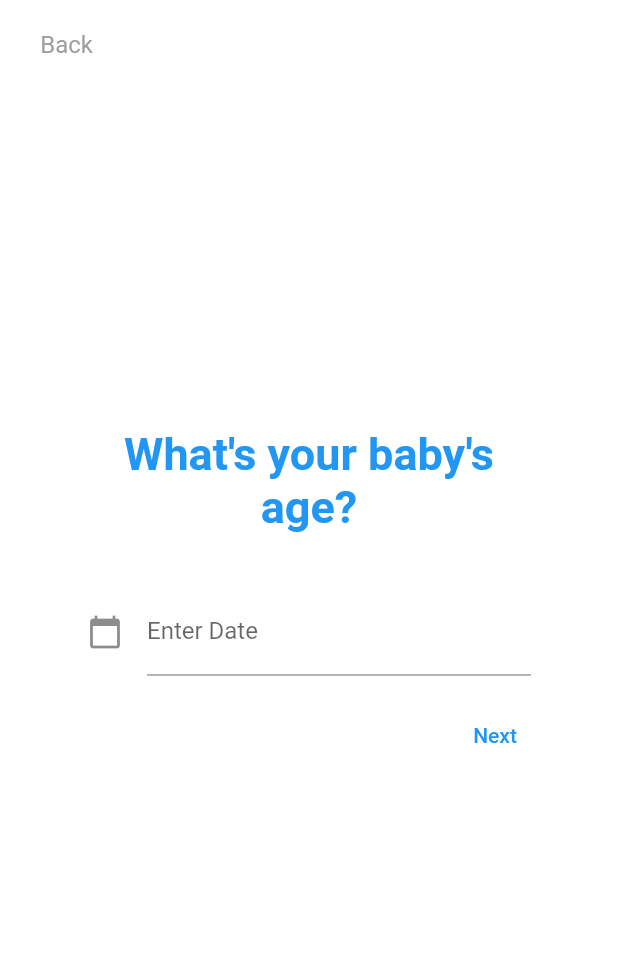
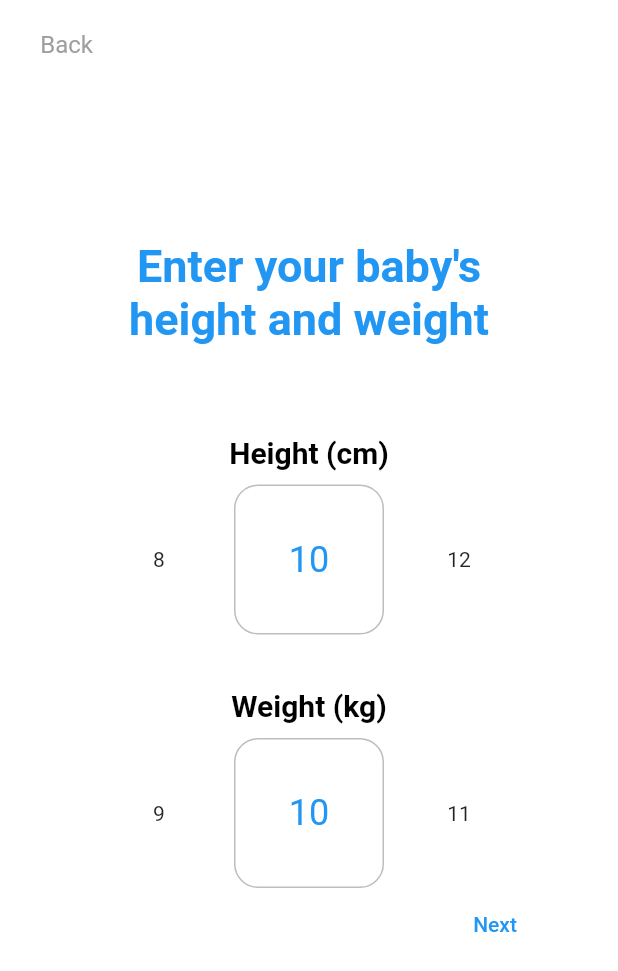
Before and after one commit to magichampz/little-bytes, a Flutter app: the BabyDOB screen opened directly, after a tap on "Next", on a phone screen of 412 x 824 dp. Shown: the top 971 px of the screen. Run offline on Flutter 3.47's test engine with Material 2 defaults, Android fonts, the phone set to English and light mode, and no system bars; drawn by our look-alikes of numberpicker; our stand-ins replace animated_bottom_navigation_bar, page_transition.

Commit message:
added height and weight page

```diff
--- a/lib/ui/screens/birthday_question.dart
+++ b/lib/ui/screens/birthday_question.dart
@@ -1,6 +1,8 @@
 import 'package:flutter/material.dart';
 import 'package:flutter/src/widgets/framework.dart';
 import 'package:flutter/src/widgets/placeholder.dart';
+import 'package:flutter_onboarding/ui/screens/heightweight_question.dart';
+import 'package:flutter_onboarding/ui/screens/name_question.dart';
 import 'package:intl/intl.dart';
 
 class BabyDOB extends StatefulWidget {
@@ -14,8 +16,8 @@ class _BabyDOBState extends State<BabyDOB> {
   TextEditingController editingController = TextEditingController();
   TextEditingController dateInput = TextEditingController();
 
-  String? name;
-  String? entry;
+  String? dob;
+  late String? formattedDate;
 
   @override
   Widget build(BuildContext context) {
@@ -81,16 +83,16 @@ class _BabyDOBState extends State<BabyDOB> {
                       lastDate: DateTime(2100));
 
                   if (pickedDate != null) {
-                    print(
-                        pickedDate); //pickedDate output format => 2021-03-10 00:00:00.000
+                    print(pickedDate); //pickedDate output format
                     String formattedDate =
                         DateFormat('yyyy-MM-dd').format(pickedDate);
                     print(
-                        formattedDate); //formatted date output using intl package =>  2021-03-16
+                        formattedDate); //formatted date output using intl package
                     setState(() {
                       dateInput.text =
                           formattedDate; //set output date to TextField value.
                     });
+                    dob = dateInput.text;
                   } else {}
                 },
               ),
@@ -104,28 +106,19 @@ class _BabyDOBState extends State<BabyDOB> {
                         MaterialStateProperty.all<Color>(Colors.blue),
                   ),
                   onPressed: () {
-                    if (entry != null) {
-                      if (entry != '') {
-                        print("current value is $entry");
-                        setState(() {
-                          name = editingController.text;
-                        });
-                      }
+                    if (dateInput.text != null) {
+                      //print("current date is $dob");
+                      Navigator.push(
+                        context,
+                        MaterialPageRoute(
+                            builder: (context) => const HeightWeight()),
+                      );
                     }
                   },
                   child: Text('Next'),
                 ),
               ],
             ),
-            // Text( //debuging to check whether variable name is stored properly
-            //   "name is $name",
-            //   textAlign: TextAlign.center,
-            //   style: TextStyle(
-            //     color: Colors.black,
-            //     fontSize: 10,
-            //     fontWeight: FontWeight.bold,
-            //   ),
-            // ),
           ],
         ),
       ),
--- /dev/null
+++ b/lib/ui/screens/heightweight_question.dart
@@ -0,0 +1,236 @@
+import 'package:flutter/material.dart';
+import 'package:flutter/src/widgets/framework.dart';
+import 'package:flutter/src/widgets/placeholder.dart';
+import 'package:flutter_onboarding/ui/screens/birthday_question.dart';
+import 'package:numberpicker/numberpicker.dart';
+
+class HeightWeight extends StatefulWidget {
+  const HeightWeight({super.key});
+
+  @override
+  State<HeightWeight> createState() => _HeightWeightState();
+}
+
+class _HeightWeightState extends State<HeightWeight> {
+  int? height;
+  int? weight;
+  int _currentHeightValue = 10;
+  int _currentWeightValue = 10;
+
+  @override
+  Widget build(BuildContext context) {
+    return Scaffold(
+      appBar: AppBar(
+        elevation: 0.0,
+        backgroundColor: Colors.white,
+        actions: [
+          Padding(
+            padding: EdgeInsets.only(right: 350, top: 20),
+            child: InkWell(
+              onTap: () {
+                Navigator.pop(context);
+              }, //to login screen. We will update later
+              child: const Text(
+                'Back',
+                style: TextStyle(
+                  color: Colors.grey,
+                  fontSize: 16.0,
+                  fontWeight: FontWeight.w400,
+                ),
+              ),
+            ),
+          )
+        ],
+      ),
+      body: Container(
+        color: Colors.white,
+        padding: const EdgeInsets.only(left: 50, right: 50, bottom: 80),
+        child: Column(
+          mainAxisAlignment: MainAxisAlignment.center,
+          crossAxisAlignment: CrossAxisAlignment.center,
+          children: <Widget>[
+            const Text(
+              "Enter your baby's height and weight",
+              textAlign: TextAlign.center,
+              style: TextStyle(
+                color: Colors.blue,
+                fontSize: 30,
+                fontWeight: FontWeight.bold,
+              ),
+            ),
+            const SizedBox(
+              height: 60,
+            ),
+            const Text(
+              "Height (cm)",
+              textAlign: TextAlign.center,
+              style: TextStyle(
+                color: Colors.black,
+                fontSize: 20,
+                fontWeight: FontWeight.bold,
+              ),
+            ),
+            const SizedBox(
+              height: 10,
+            ),
+            NumberPicker(
+              value: _currentHeightValue,
+              minValue: 0,
+              maxValue: 100,
+              step: 2,
+              itemHeight: 100,
+              axis: Axis.horizontal,
+              onChanged: (value) => setState(() => _currentHeightValue = value),
+              decoration: BoxDecoration(
+                borderRadius: BorderRadius.circular(16),
+                border: Border.all(color: Colors.black26),
+              ),
+            ),
+            SizedBox(height: 16),
+            const SizedBox(
+              height: 20,
+            ),
+            const Text(
+              "Weight (kg)",
+              textAlign: TextAlign.center,
+              style: TextStyle(
+                color: Colors.black,
+                fontSize: 20,
+                fontWeight: FontWeight.bold,
+              ),
+            ),
+            const SizedBox(
+              height: 10,
+            ),
+            NumberPicker(
+              value: _currentWeightValue,
+              minValue: 0,
+              maxValue: 20,
+              step: 1,
+              itemHeight: 100,
+              axis: Axis.horizontal,
+              onChanged: (value) => setState(() => _currentWeightValue = value),
+              decoration: BoxDecoration(
+                borderRadius: BorderRadius.circular(16),
+                border: Border.all(color: Colors.black26),
+              ),
+            ),
+
+            Row(
+              mainAxisAlignment: MainAxisAlignment.end,
+              children: [
+                TextButton(
+                  style: ButtonStyle(
+                    foregroundColor:
+                        MaterialStateProperty.all<Color>(Colors.blue),
+                  ),
+                  onPressed: () {
+                    print(" height: $height, weight: $weight");
+                    setState(() {
+                      height = _currentHeightValue;
+                      weight = _currentWeightValue;
+                    });
+                    // Navigator.push(
+                    //   context,
+                    //   MaterialPageRoute(builder: (context) => const BabyDOB()),
+                    // );
+                  },
+                  child: Text('Next'),
+                ),
+              ],
+            ),
+            // Text( //debuging to check whether variable name is stored properly
+            //   "name is $name",
+            //   textAlign: TextAlign.center,
+            //   style: TextStyle(
+            //     color: Colors.black,
+            //     fontSize: 10,
+            //     fontWeight: FontWeight.bold,
+            //   ),
+            // ),
+          ],
+        ),
+      ),
+    );
+  }
+}
+
+// class __IntegerExampleState extends State<_IntegerExample> {
+//   int _currentIntValue = 10;
+//   int _currentHeightValue = 10;
+
+//   @override
+//   Widget build(BuildContext context) {
+//     return Column(
+//       children: <Widget>[
+//         SizedBox(height: 16),
+//         Text('Default', style: Theme.of(context).textTheme.headline6),
+//         NumberPicker(
+//           value: _currentIntValue,
+//           minValue: 0,
+//           maxValue: 100,
+//           step: 10,
+//           haptics: true,
+//           onChanged: (value) => setState(() => _currentIntValue = value),
+//         ),
+//         SizedBox(height: 32),
+//         Row(
+//           mainAxisAlignment: MainAxisAlignment.center,
+//           children: [
+//             IconButton(
+//               icon: Icon(Icons.remove),
+//               onPressed: () => setState(() {
+//                 final newValue = _currentIntValue - 10;
+//                 _currentIntValue = newValue.clamp(0, 100);
+//               }),
+//             ),
+//             Text('Current int value: $_currentIntValue'),
+//             IconButton(
+//               icon: Icon(Icons.add),
+//               onPressed: () => setState(() {
+//                 final newValue = _currentIntValue + 20;
+//                 _currentIntValue = newValue.clamp(0, 100);
+//               }),
+//             ),
+//           ],
+//         ),
+//         Divider(color: Colors.grey, height: 32),
+//         SizedBox(height: 16),
+//         Text('Horizontal', style: Theme.of(context).textTheme.headline6),
+//         NumberPicker(
+//           value: _currentHeightValue,
+//           minValue: 0,
+//           maxValue: 100,
+//           step: 10,
+//           itemHeight: 100,
+//           axis: Axis.horizontal,
+//           onChanged: (value) => setState(() => _currentHeightValue = value),
+//           decoration: BoxDecoration(
+//             borderRadius: BorderRadius.circular(16),
+//             border: Border.all(color: Colors.black26),
+//           ),
+//         ),
+//         Row(
+//           mainAxisAlignment: MainAxisAlignment.center,
+//           children: [
+//             IconButton(
+//               icon: Icon(Icons.remove),
+//               onPressed: () => setState(() {
+//                 final newValue = _currentHeightValue - 10;
+//                 _currentHeightValue = newValue.clamp(0, 100);
+//               }),
+//             ),
+//             Text('Current horizontal int value: $_currentHeightValue'),
+//             IconButton(
+//               icon: Icon(Icons.add),
+//               onPressed: () => setState(() {
+//                 final newValue = _currentHeightValue + 20;
+//                 _currentHeightValue = newValue.clamp(0, 100);
+//               }),
+//             ),
+//           ],
+//         ),
+//       ],
+//     );
+//   }
+// }
--- a/pubspec.yaml
+++ b/pubspec.yaml
@@ -31,6 +31,7 @@ dependencies:
   flutter:
     sdk: flutter
   intl: ^0.17.0
+  numberpicker: ^2.0.1
 
 
   # The following adds the Cupertino Icons font to your application.
```
Also changed, not shown: pubspec.lock.
